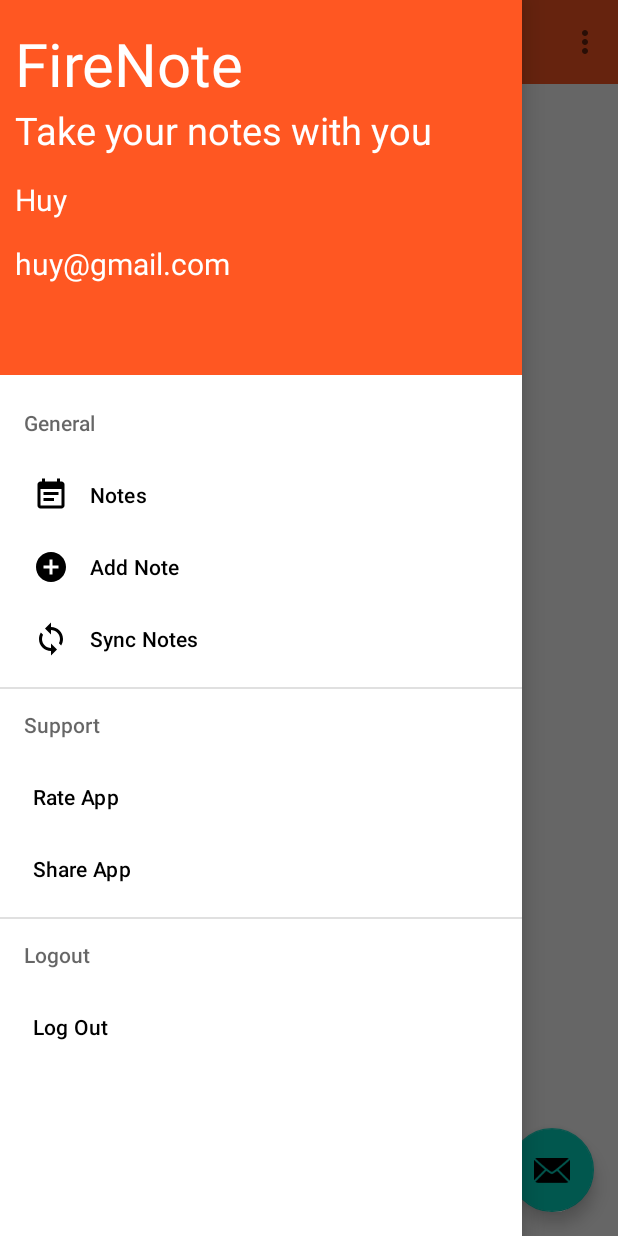
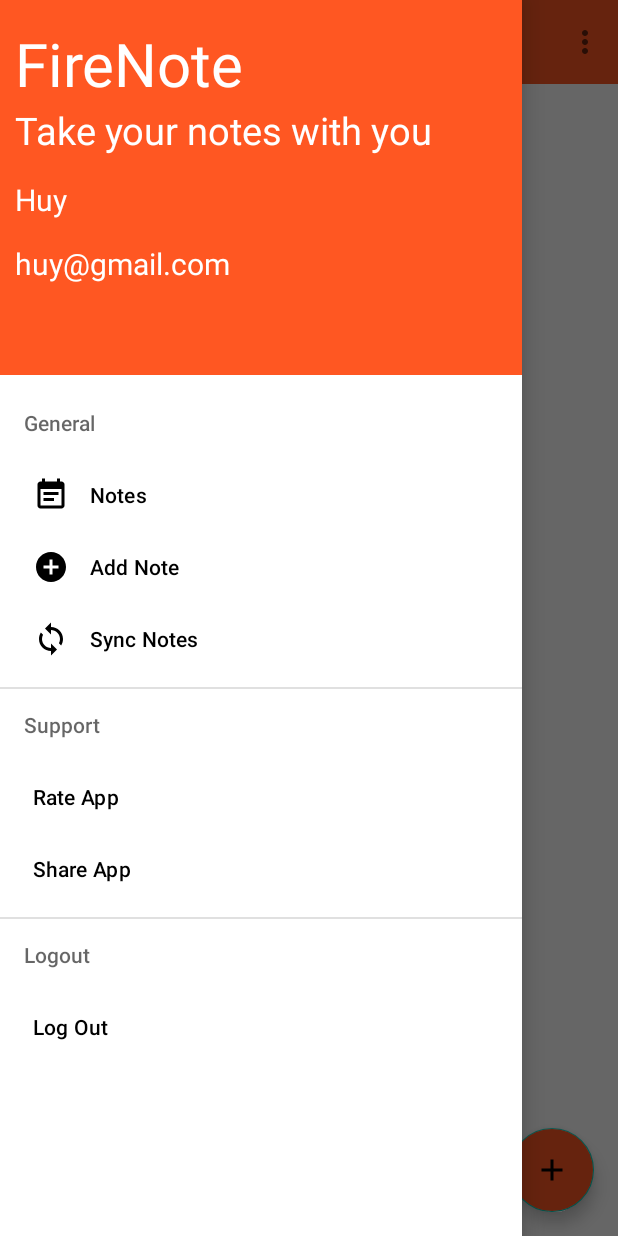
Before and after one commit to PhamQuocHuy12/FireNotes, an Android app: the screen it shows after launch (MainActivity), with the side drawer open, on a phone screen of 412 x 824 dp. Run offline under Robolectric (Android 15) with nearby library versions, the phone set to English and light mode, and no system bars; our stand-ins replace Firebase (no records; nobody signed in at launch, a user with empty details on screens opened directly).

Commit message:
floating btn updated

```diff
--- a/app/src/main/java/com/example/firenotes/AddNote.java
+++ b/app/src/main/java/com/example/firenotes/AddNote.java
@@ -54,6 +54,7 @@ public class AddNote extends AppCompatActivity {
 
                 progressBarSave.setVisibility(View.VISIBLE);
 
+                //ADD NEW NOTE
                 DocumentReference docref = fstore.collection("notes").document();
                 Map<String, Object> note = new HashMap<>();
                 note.put("title", nTitle);
--- a/app/src/main/java/com/example/firenotes/EditNote.java
+++ b/app/src/main/java/com/example/firenotes/EditNote.java
@@ -60,6 +60,7 @@ public class EditNote extends AppCompatActivity {
 
                 spinner.setVisibility(View.VISIBLE);
 
+                //EDIT NOTE
                 DocumentReference docref = fstore.collection("notes").document(data.getStringExtra("noteId"));
                 Map<String, Object> note = new HashMap<>();
                 note.put("title", nTitle);
--- /dev/null
+++ b/app/src/main/res/drawable/ic_baseline_add_24.xml
@@ -0,0 +1,10 @@
+<vector xmlns:android="http://schemas.android.com/apk/res/android"
+    android:width="24dp"
+    android:height="24dp"
+    android:viewportWidth="24"
+    android:viewportHeight="24"
+    android:tint="?attr/colorControlNormal">
+  <path
+      android:fillColor="@android:color/white"
+      android:pathData="M19,13h-6v6h-2v-6H5v-2h6V5h2v6h6v2z"/>
+</vector>
--- a/app/src/main/res/layout/activity_add_note.xml
+++ b/app/src/main/res/layout/activity_add_note.xml
@@ -41,6 +41,7 @@
         android:layout_height="wrap_content"
         android:layout_gravity="bottom|end"
         android:layout_margin="@dimen/fab_margin"
-        app:srcCompat="@android:drawable/ic_dialog_email" />
+        app:srcCompat="@drawable/ic_baseline_save_24"
+        android:backgroundTint="#FF5722"/>
 
 </androidx.coordinatorlayout.widget.CoordinatorLayout>
--- a/app/src/main/res/layout/activity_edit_note.xml
+++ b/app/src/main/res/layout/activity_edit_note.xml
@@ -53,7 +53,8 @@
         android:layout_marginEnd="16dp"
         android:layout_marginBottom="16dp"
         android:layout_margin="@dimen/fab_margin"
-        app:srcCompat="@android:drawable/ic_dialog_email" />
+        app:srcCompat="@drawable/ic_baseline_save_24"
+        android:backgroundTint="#FF5722"/>
 
     <ProgressBar
         android:id="@+id/progressBar2"
@@ -64,7 +65,8 @@
         app:layout_constraintBottom_toBottomOf="@+id/editNoteContent"
         app:layout_constraintEnd_toEndOf="@+id/editNoteContent"
         app:layout_constraintStart_toStartOf="@+id/editNoteContent"
-        app:layout_constraintTop_toTopOf="@+id/editToolbar" />
+        app:layout_constraintTop_toTopOf="@+id/editToolbar"
+        android:backgroundTint="#FF5722"/>
 
 
 </androidx.constraintlayout.widget.ConstraintLayout>
--- a/app/src/main/res/layout/activity_note_detail.xml
+++ b/app/src/main/res/layout/activity_note_detail.xml
@@ -37,6 +37,7 @@
         android:layout_height="wrap_content"
         android:layout_gravity="bottom|end"
         android:layout_margin="@dimen/fab_margin"
-        app:srcCompat="@android:drawable/ic_dialog_email" />
+        app:srcCompat="@drawable/ic_baseline_edit_24"
+        android:backgroundTint="#FF5722"/>
 
 </androidx.coordinatorlayout.widget.CoordinatorLayout>
--- a/app/src/main/res/layout/content_add_note.xml
+++ b/app/src/main/res/layout/content_add_note.xml
@@ -15,7 +15,8 @@
             app:layout_constraintEnd_toEndOf="@+id/addNoteContent"
             app:layout_constraintStart_toStartOf="@+id/addNoteContent"
             app:layout_constraintTop_toTopOf="@+id/addNoteContent"
-            android:visibility="invisible"/>
+            android:visibility="invisible"
+            android:backgroundTint="#FF5722"/>
 
         <EditText
             android:id="@+id/addNoteContent"
--- a/app/src/main/res/layout/content_main.xml
+++ b/app/src/main/res/layout/content_main.xml
@@ -29,7 +29,8 @@
         app:layout_constraintBottom_toBottomOf="parent"
         android:layout_marginEnd="16dp"
         android:layout_marginBottom="16dp"
-        app:srcCompat="@android:drawable/ic_dialog_email" />
+        app:srcCompat="@drawable/ic_baseline_add_24"
+        android:backgroundTint="#FF5722"/>
 
 
 </androidx.constraintlayout.widget.ConstraintLayout>
```
Also changed, not shown: app/src/main/java/com/example/firenotes/MainActivity.java (+4 -3 lines), app/src/main/res/drawable/ic_baseline_edit_24.xml (added, +10 -0 lines), app/src/main/res/drawable/ic_baseline_save_24.xml (added, +10 -0 lines).
